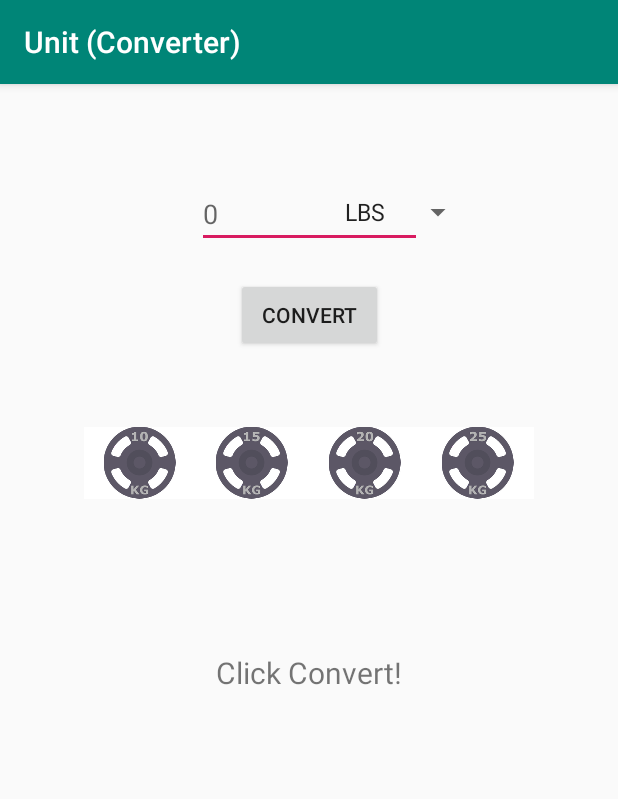
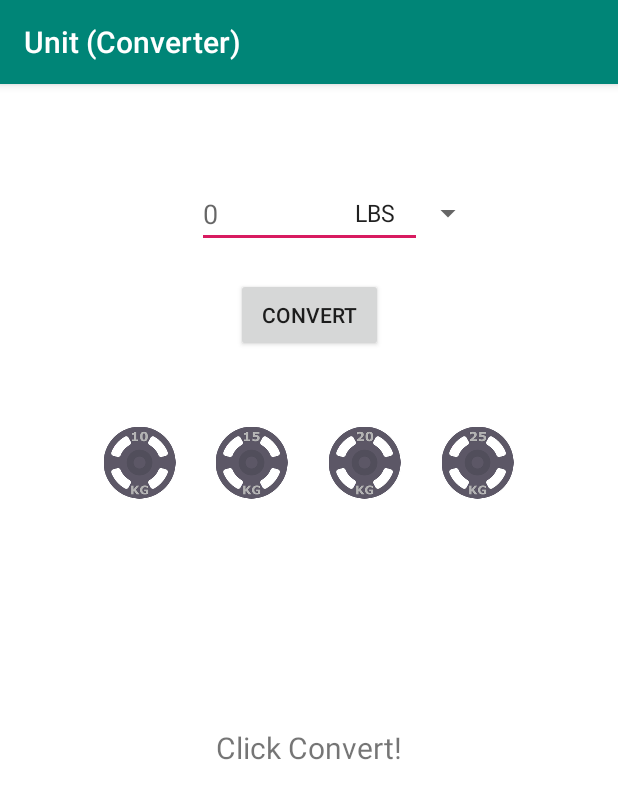
Before and after one commit to minchanhan/Gym-Weight-Converter, an Android app: the screen it shows after launch (MainActivity), on a phone screen of 412 x 824 dp. Shown: the top 799 px of the screen. Run offline under Robolectric (Android 15) with nearby library versions, the phone set to English and light mode, and no system bars.

Commit message:
changed font size and added character limit

```diff
--- a/app/src/main/res/layout/activity_main.xml
+++ b/app/src/main/res/layout/activity_main.xml
@@ -4,6 +4,7 @@
     xmlns:tools="http://schemas.android.com/tools"
     android:layout_width="match_parent"
     android:layout_height="match_parent"
+    android:background="#FFFFFF"
     tools:context=".MainActivity">
 
     <EditText
@@ -16,6 +17,7 @@
         android:ems="10"
         android:hint="@string/defaultZero"
         android:inputType="numberDecimal"
+        android:maxLength="9"
         app:layout_constraintEnd_toEndOf="parent"
         app:layout_constraintStart_toStartOf="parent"
         app:layout_constraintTop_toTopOf="parent" />
@@ -24,11 +26,9 @@
         android:id="@+id/spinUnit"
         android:layout_width="wrap_content"
         android:layout_height="wrap_content"
-        android:layout_marginTop="73dp"
-        android:layout_marginEnd="10dp"
-        android:layout_marginRight="10dp"
+        android:layout_marginTop="74dp"
 
-        android:textSize="18sp"
+        android:textSize="21sp"
         app:layout_constraintEnd_toEndOf="parent"
         app:layout_constraintHorizontal_bias="0.72"
         app:layout_constraintStart_toStartOf="parent"
@@ -48,7 +48,7 @@
         android:id="@+id/txtDisplayAnswer"
         android:layout_width="wrap_content"
         android:layout_height="wrap_content"
-        android:layout_marginTop="200dp"
+        android:layout_marginTop="250dp"
         android:text="@string/defaultAnswer"
         android:textSize="20sp"
         app:layout_constraintEnd_toEndOf="parent"
@@ -73,7 +73,7 @@
         android:layout_marginTop="50dp"
         android:layout_marginEnd="10dp"
         android:layout_marginRight="10dp"
-        android:layout_marginBottom="50dp"
+        android:layout_marginBottom="100dp"
         android:orientation="horizontal"
         app:layout_constraintBottom_toTopOf="@+id/txtDisplayAnswer"
         app:layout_constraintEnd_toEndOf="parent"
```
